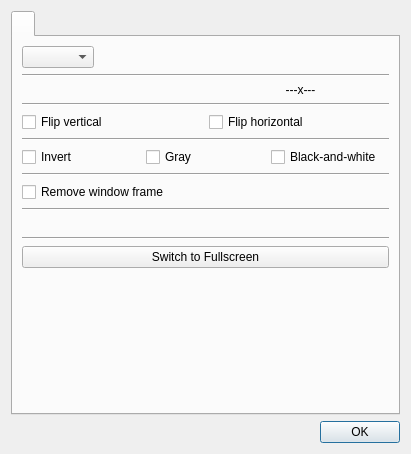
Old version of the form src/camera/camerasettingsdialog.ui in the repository vkohaupt/vokoscreenNG.
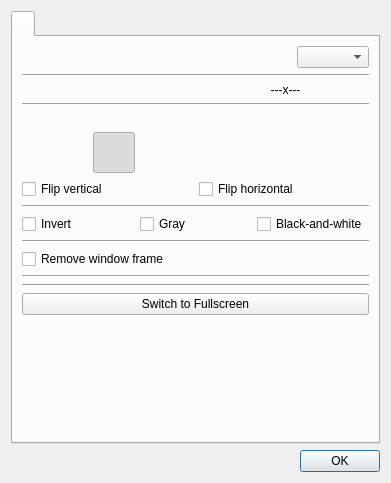
New version of the form. Icons and pictures are not drawn.

Commit message: Camera: New feature ellipse and circle

The edit to the form file:
```diff
--- a/src/camera/camerasettingsdialog.ui
+++ b/src/camera/camerasettingsdialog.ui
@@ -6,8 +6,8 @@
    <rect>
     <x>0</x>
     <y>0</y>
-    <width>411</width>
-    <height>454</height>
+    <width>391</width>
+    <height>483</height>
    </rect>
   </property>
   <property name="windowTitle">
@@ -36,9 +36,6 @@
       <layout class="QVBoxLayout" name="verticalLayout_2">
        <item>
         <layout class="QHBoxLayout" name="horizontalLayout_4">
-         <item>
-          <widget class="QComboBox" name="comboBoxCameraResolution"/>
-         </item>
          <item>
           <spacer name="horizontalSpacer">
            <property name="orientation">
@@ -52,6 +49,9 @@
            </property>
           </spacer>
          </item>
+         <item>
+          <widget class="QComboBox" name="comboBoxCameraResolution"/>
+         </item>
         </layout>
        </item>
        <item>
@@ -129,6 +129,184 @@
          </property>
         </widget>
        </item>
+       <item>
+        <layout class="QHBoxLayout" name="horizontalLayout_2">
+         <property name="spacing">
+          <number>12</number>
+         </property>
+         <item alignment="Qt::AlignLeft">
+          <widget class="QLabel" name="label_2">
+           <property name="maximumSize">
+            <size>
+             <width>34</width>
+             <height>34</height>
+            </size>
+           </property>
+           <property name="text">
+            <string notr="true"/>
+           </property>
+           <property name="pixmap">
+            <pixmap resource="../screencast.qrc">:/pictures/systray/magnification.png</pixmap>
+           </property>
+           <property name="scaledContents">
+            <bool>true</bool>
+           </property>
+          </widget>
+         </item>
+        </layout>
+       </item>
+       <item>
+        <layout class="QHBoxLayout" name="horizontalLayout_65">
+         <property name="spacing">
+          <number>0</number>
+         </property>
+         <property name="leftMargin">
+          <number>0</number>
+         </property>
+         <item>
+          <spacer name="horizontalSpacer_41">
+           <property name="orientation">
+            <enum>Qt::Horizontal</enum>
+           </property>
+           <property name="sizeHint" stdset="0">
+            <size>
+             <width>40</width>
+             <height>20</height>
+            </size>
+           </property>
+          </spacer>
+         </item>
+         <item>
+          <widget class="QToolButton" name="toolButton_camera_view_rectangle">
+           <property name="text">
+            <string notr="true"/>
+           </property>
+           <property name="icon">
+            <iconset resource="../screencast.qrc">
+             <normaloff>:/pictures/camera/window-rectangle-off.png</normaloff>
+             <normalon>:/pictures/camera/window-rectangle-on.png</normalon>:/pictures/camera/window-rectangle-off.png</iconset>
+           </property>
+           <property name="iconSize">
+            <size>
+             <width>34</width>
+             <height>34</height>
+            </size>
+           </property>
+           <property name="checkable">
+            <bool>true</bool>
+           </property>
+           <property name="checked">
+            <bool>true</bool>
+           </property>
+           <property name="autoExclusive">
+            <bool>true</bool>
+           </property>
+           <property name="autoRaise">
+            <bool>true</bool>
+           </property>
+          </widget>
+         </item>
+         <item>
+          <spacer name="horizontalSpacer_35">
+           <property name="orientation">
+            <enum>Qt::Horizontal</enum>
+           </property>
+           <property name="sizeType">
+            <enum>QSizePolicy::Preferred</enum>
+           </property>
+           <property name="sizeHint" stdset="0">
+            <size>
+             <width>40</width>
+             <height>20</height>
+            </size>
+           </property>
+          </spacer>
+         </item>
+         <item>
+          <widget class="QToolButton" name="toolButton_camera_view_ellipse">
+           <property name="text">
+            <string notr="true"/>
+           </property>
+           <property name="icon">
+            <iconset resource="../screencast.qrc">
+             <normaloff>:/pictures/camera/window-ellipse-off.png</normaloff>
+             <normalon>:/pictures/camera/window-ellipse-on.png</normalon>:/pictures/camera/window-ellipse-off.png</iconset>
+           </property>
+           <property name="iconSize">
+            <size>
+             <width>34</width>
+             <height>34</height>
+            </size>
+           </property>
+           <property name="checkable">
+            <bool>true</bool>
+           </property>
+           <property name="autoExclusive">
+            <bool>true</bool>
+           </property>
+           <property name="autoRaise">
+            <bool>true</bool>
+           </property>
+          </widget>
+         </item>
+         <item>
+          <spacer name="horizontalSpacer_36">
+           <property name="orientation">
+            <enum>Qt::Horizontal</enum>
+           </property>
+           <property name="sizeType">
+            <enum>QSizePolicy::Preferred</enum>
+           </property>
+           <property name="sizeHint" stdset="0">
+            <size>
+             <width>40</width>
+             <height>20</height>
+            </size>
+           </property>
+          </spacer>
+         </item>
+         <item>
+          <widget class="QToolButton" name="toolButton_camera_view_circle">
+           <property name="text">
+            <string notr="true"/>
+           </property>
+           <property name="icon">
+            <iconset resource="../screencast.qrc">
+             <normaloff>:/pictures/camera/window-circle-off.png</normaloff>
+             <normalon>:/pictures/camera/window-circle-on.png</normalon>:/pictures/camera/window-circle-off.png</iconset>
+           </property>
+           <property name="iconSize">
+            <size>
+             <width>34</width>
+             <height>34</height>
+            </size>
+           </property>
+           <property name="checkable">
+            <bool>true</bool>
+           </property>
+           <property name="autoExclusive">
+            <bool>true</bool>
+           </property>
+           <property name="autoRaise">
+            <bool>true</bool>
+           </property>
+          </widget>
+         </item>
+         <item>
+          <spacer name="horizontalSpacer_37">
+           <property name="orientation">
+            <enum>Qt::Horizontal</enum>
+           </property>
+           <property name="sizeHint" stdset="0">
+            <size>
+             <width>40</width>
+             <height>20</height>
+            </size>
+           </property>
+          </spacer>
+         </item>
+        </layout>
+       </item>
        <item>
         <layout class="QHBoxLayout" name="horizontalLayout_12">
          <item>
@@ -204,32 +382,6 @@
          </property>
         </widget>
        </item>
-       <item>
-        <layout class="QHBoxLayout" name="horizontalLayout_2">
-         <property name="spacing">
-          <number>12</number>
-         </property>
-         <item alignment="Qt::AlignLeft">
-          <widget class="QLabel" name="label_2">
-           <property name="maximumSize">
-            <size>
-             <width>34</width>
-             <height>34</height>
-            </size>
-           </property>
-           <property name="text">
-            <string notr="true"/>
-           </property>
-           <property name="pixmap">
-            <pixmap resource="../screencast.qrc">:/pictures/systray/magnification.png</pixmap>
-           </property>
-           <property name="scaledContents">
-            <bool>true</bool>
-           </property>
-          </widget>
-         </item>
-        </layout>
-       </item>
        <item>
         <widget class="Line" name="line_5">
          <property name="orientation">
```
The commit also changes 1 other file.
